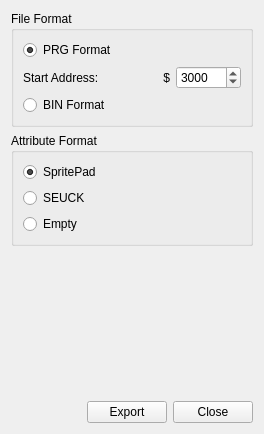
Before: the Qt Designer form exportdialog.ui in jowin202/OpenSprite, drawn with Qt 5.
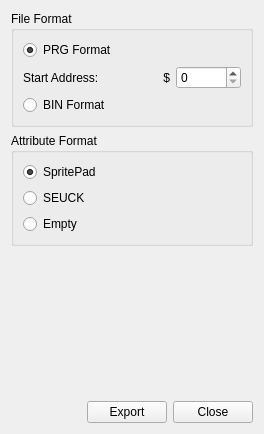
After: the same form once the commit is applied.

```diff
--- a/exportdialog.ui
+++ b/exportdialog.ui
@@ -80,9 +80,6 @@
           <property name="singleStep">
            <number>64</number>
           </property>
-          <property name="value">
-           <number>12288</number>
-          </property>
           <property name="displayIntegerBase">
            <number>16</number>
           </property>
```
